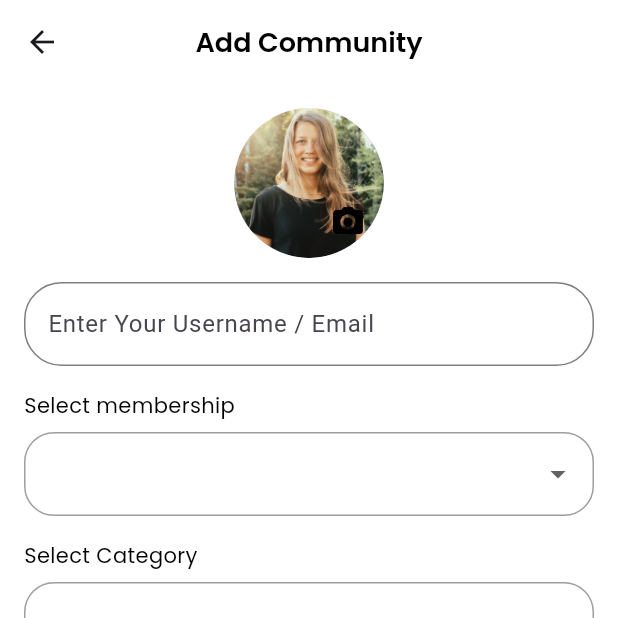
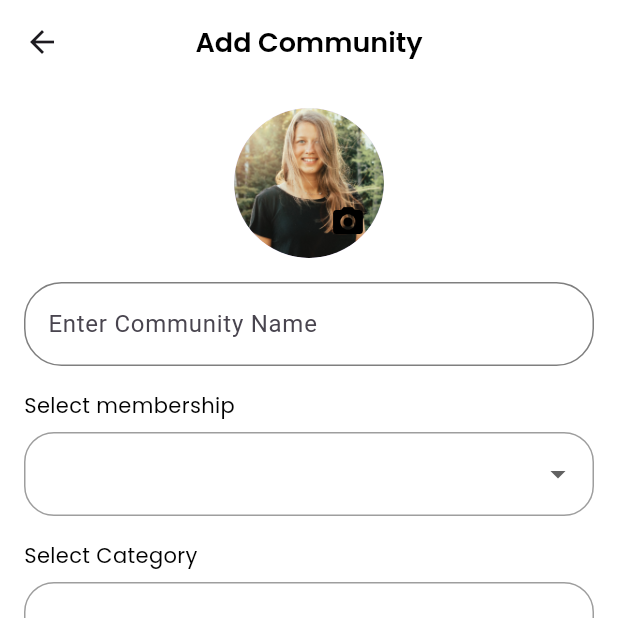
Before and after one commit to UasDevelope/civitante, a Flutter app: the AddCommunityScreen screen opened by its route, on a phone screen of 412 x 824 dp, the top half of it. Run offline on Flutter 3.47's test engine with Material 3 defaults, Android fonts, the phone set to English and light mode, and no system bars; drawn by our look-alikes of loading_overlay; our stand-ins replace dotted_border, firebase_core, firebase_storage, fl_chart, flutter_image_compress, fluttertoast and 8 more; missing offline and left inert: flutter_stripe; accounts and stored records are empty.

Commit message:
Add community

```diff
--- a/lib/App/modules/AddCommunity/view/addCommunity.dart
+++ b/lib/App/modules/AddCommunity/view/addCommunity.dart
@@ -52,12 +52,12 @@ class AddCommunityScreen extends StatelessWidget {
                                 splashColor: Colors.transparent,
                                 child: CircleAvatar(
                                   radius: 50,
-                                  backgroundImage: controller
-                                          .communityImage.value.isNotEmpty
-                                      ? FileImage(
-                                          File(controller.communityImage.value))
-                                      : AssetImage(AppImages.person)
-                                          as ImageProvider,
+                                  backgroundImage:
+                                      controller.communityImage.value.isNotEmpty
+                                          ? NetworkImage(
+                                              controller.communityImage.value)
+                                          : AssetImage(AppImages.person)
+                                              as ImageProvider,
                                 ),
                               )),
                           Positioned(
@@ -83,7 +83,7 @@ class AddCommunityScreen extends StatelessWidget {
                       },
                       width: Get.width / 2,
                       borderRadius: 25,
-                      hintText: AppStrings.enterUsernameEmail,
+                      hintText: "Enter Community Name",
                       borderColor: AppColors.textFieldHintColor,
                       controller: controller.emailController,
                     ),
--- a/lib/App/utilse/uploadImage.dart
+++ b/lib/App/utilse/uploadImage.dart
@@ -42,7 +42,9 @@ class ImageUtils {
 
     if (image != null) {
       final XFile? compressImage = await ImageUtils.compressImage(image);
-      pathToUpdate.value = compressImage?.path ?? image.path;
+      String imageUrl =
+          await uploadImageToFirebase(File(compressImage?.path ?? image.path));
+      pathToUpdate.value = imageUrl;
     } else {
       // Show an error message if no image was selected
       print("Please pick an image");
```
Also changed, not shown: lib/App/modules/AddCommunity/controller/add_community.dart (+4 -5 lines).
